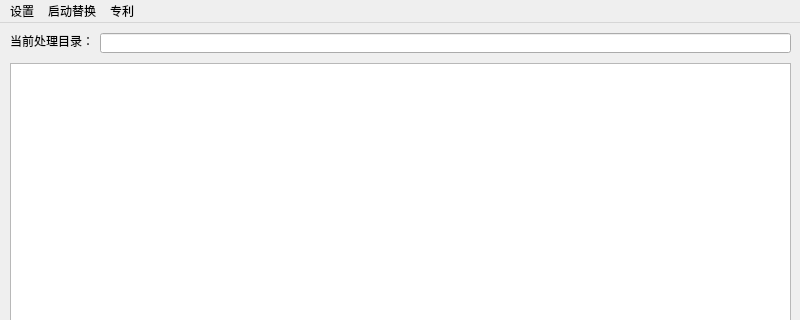
Above: form.ui from icehong/docrobot before the change; both pictures show x 0 to 800 and y 0 to 320 of the 800 by 600 pixel window. Below: the same form after it.
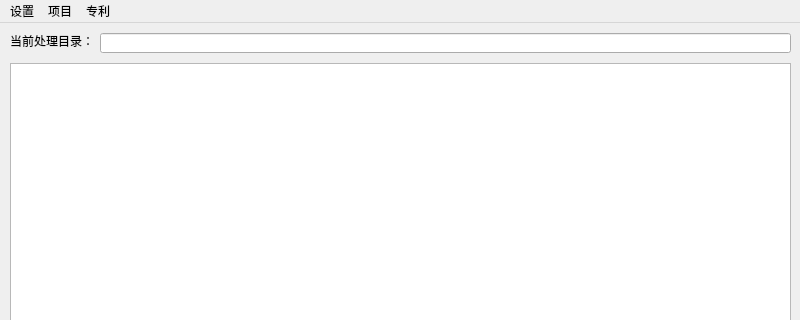
That is the form after the change.

```diff
--- a/form.ui
+++ b/form.ui
@@ -65,7 +65,7 @@
    </widget>
    <widget class="QMenu" name="menu_2">
     <property name="title">
-     <string>启动替换</string>
+     <string>项目</string>
     </property>
    </widget>
    <widget class="QMenu" name="menu_3">
```
Left out of the diff: 6 changed lines with no effect on the pictures.
